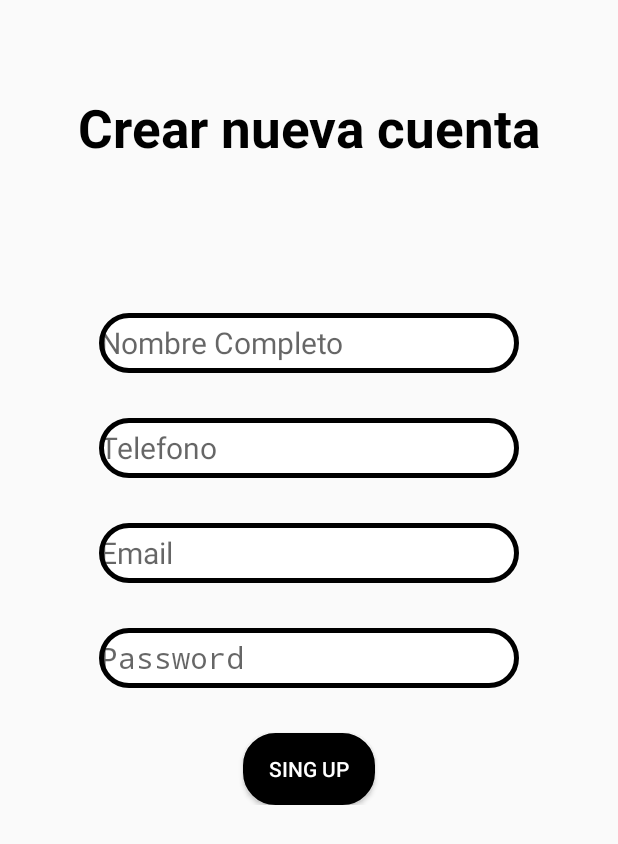
After one commit to carosen003/bazar, an Android app built with Jetpack Compose: the layout activity_crear_cuenta.xml on its own in the app's theme, with its tools: preview values and no code run, on a phone screen of 412 x 824 dp. The commit adds this screen. Shown: the top 844 px of the screen. Run offline under Robolectric (Android 15) with nearby library versions, the phone set to English and light mode, and no system bars.

Commit message:
commit crear cuenta

```diff
--- a/app/src/main/AndroidManifest.xml
+++ b/app/src/main/AndroidManifest.xml
@@ -17,6 +17,8 @@
                 <category android:name="android.intent.category.LAUNCHER" />
             </intent-filter>
         </activity>
+        <activity android:name=".ui.activities.CrearCuentaActivity" />
+
     </application>
 
 </manifest>
--- /dev/null
+++ b/app/src/main/java/com/example/bazar/ui/activities/LoginActivity.java
@@ -0,0 +1,4 @@
+package com.example.bazar.ui.activities;
+
+public class LoginActivity {
+}
--- /dev/null
+++ b/app/src/main/res/layout/activity_crear_cuenta.xml
@@ -0,0 +1,96 @@
+<?xml version="1.0" encoding="utf-8"?>
+<ScrollView xmlns:android="http://schemas.android.com/apk/res/android"
+    android:id="@+id/scrollView"
+    android:layout_width="match_parent"
+    android:layout_height="match_parent"
+    android:layout_alignParentStart="true"
+    android:layout_alignParentTop="true">
+
+    <RelativeLayout xmlns:tools="http://schemas.android.com/tools"
+        android:layout_width="match_parent"
+        android:layout_height="match_parent"
+        android:paddingLeft="16dp"
+        android:paddingTop="16dp"
+        android:paddingRight="16dp"
+        android:paddingBottom="16dp"
+        tools:context="com.example.bazar.ui.activities.CrearCuentaActivity">
+
+        <TextView
+            android:id="@+id/crear_cuenta_titulo"
+            android:layout_width="wrap_content"
+            android:layout_height="wrap_content"
+            android:layout_alignParentTop="true"
+            android:layout_centerHorizontal="true"
+            android:layout_marginTop="30dp"
+            android:paddingTop="15dp"
+            android:text="@string/crear_cuenta_titulo"
+            android:textColor="@color/black"
+            android:textSize="35dp"
+            android:textStyle="bold" />
+
+        <EditText
+            android:id="@+id/crear_cuenta_nombreapellido"
+            android:layout_width="wrap_content"
+            android:layout_height="40dp"
+            android:layout_below="@+id/crear_cuenta_titulo"
+            android:layout_centerHorizontal="true"
+            android:layout_marginTop="100dp"
+            android:background="@drawable/borde_redondo"
+            android:ems="12"
+            android:textSize="20dp"
+            android:hint="@string/crear_cuenta_nombre_completo" />
+
+        <EditText
+            android:id="@+id/crear_cuenta_telefono"
+            android:layout_width="wrap_content"
+            android:layout_height="40dp"
+            android:layout_below="@+id/crear_cuenta_nombreapellido"
+            android:layout_centerHorizontal="true"
+            android:layout_marginTop="30dp"
+            android:background="@drawable/borde_redondo"
+            android:ems="12"
+            android:textSize="20dp"
+            android:hint="@string/crear_cuenta_telefono" />
+
+        <EditText
+            android:id="@+id/crear_cuenta_email"
+            android:layout_width="wrap_content"
+            android:layout_height="40dp"
+            android:layout_below="@+id/crear_cuenta_telefono"
+            android:layout_centerHorizontal="true"
+            android:layout_marginTop="30dp"
+            android:background="@drawable/borde_redondo"
+            android:ems="12"
+            android:textSize="20dp"
+            android:hint="@string/crear_cuenta_email" />
+
+        <EditText
+            android:id="@+id/crear_cuenta_password"
+            android:layout_width="wrap_content"
+            android:layout_height="40dp"
+            android:layout_below="@+id/crear_cuenta_email"
+            android:layout_centerHorizontal="true"
+            android:layout_marginTop="30dp"
+            android:background="@drawable/borde_redondo"
+            android:ems="12"
+            android:textSize="20dp"
+            android:hint="@string/crear_cuenta_password"
+            android:inputType="textPassword" />
+
+
+        <Button
+            android:id="@+id/crear_cuenta_btn_registrate"
+            android:layout_width="wrap_content"
+            android:layout_height="wrap_content"
+            android:layout_below="@+id/crear_cuenta_password"
+            android:layout_centerHorizontal="true"
+            android:layout_marginTop="30dp"
+            android:background="@drawable/boton_redondo1"
+            android:onClick="crearCuenta"
+            android:text="@string/crear_cuenta_boton_crear"
+            android:textColor="@color/white" />
+
+
+    </RelativeLayout>
+
+</ScrollView>
--- /dev/null
+++ b/app/src/main/res/layout/activity_login.xml
@@ -0,0 +1,6 @@
+<?xml version="1.0" encoding="utf-8"?>
+<androidx.constraintlayout.widget.ConstraintLayout xmlns:android="http://schemas.android.com/apk/res/android"
+    android:layout_width="match_parent"
+    android:layout_height="match_parent">
+
+</androidx.constraintlayout.widget.ConstraintLayout>
--- a/app/src/main/res/values/strings.xml
+++ b/app/src/main/res/values/strings.xml
@@ -4,4 +4,13 @@
     <!-- Inicio -->
     <string name="inicio_boton_login"> Log in </string>
     <string name="inicio_boton_crearcuenta"> Sing Up </string>
-    <string name="inicio_titulo"> WELCOME TO BAZAR </string></resources>
+    <string name="inicio_titulo"> WELCOME TO BAZAR </string>
+    <!-- Crear Usuario -->
+    <string name="crear_cuenta_titulo">Crear nueva cuenta</string>
+    <string name="crear_cuenta_nombre_completo">  Nombre Completo</string>
+    <string name="crear_cuenta_telefono">  Telefono</string>
+    <string name="crear_cuenta_email">  Email</string>
+    <string name="crear_cuenta_password">  Password</string>
+    <string name="crear_cuenta_boton_crear">Sing Up</string>
+
+</resources>
```
Also changed, not shown: app/src/main/java/com/example/bazar/ui/activities/CrearCuentaActivity.java (added, +41 -0 lines), app/src/main/java/com/example/bazar/ui/activities/inicioActivity.java (+6 -2 lines), app/src/main/res/layout/activty_inicio.xml (+7 -7 lines).
